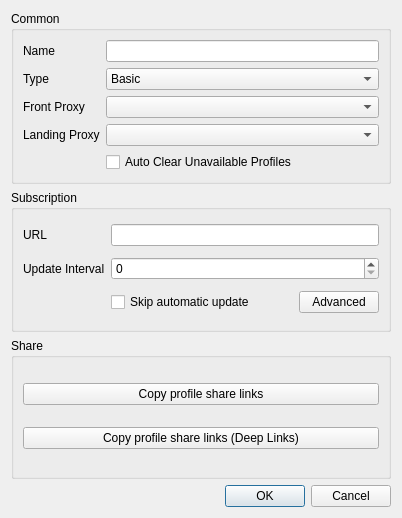
Old version of the form include/ui/group/dialog_edit_group.ui in the repository throneproj/Throne.
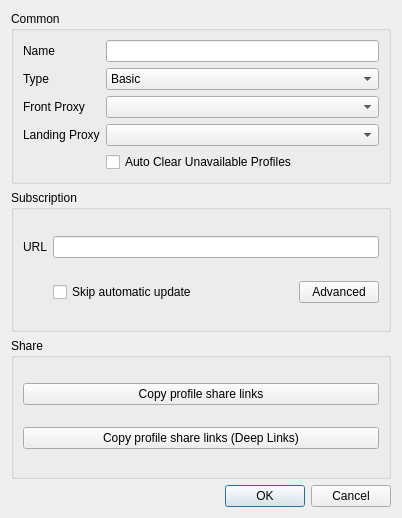
New version of the form. Custom widgets are drawn as their Qt base class.

What changed in the file:
```diff
--- a/include/ui/group/dialog_edit_group.ui
+++ b/include/ui/group/dialog_edit_group.ui
@@ -121,24 +121,7 @@
       <item row="0" column="1">
        <widget class="MyLineEdit" name="url"/>
       </item>
-      <item row="1" column="0">
-       <widget class="QLabel" name="label_update_interval">
-        <property name="text">
-         <string>Update Interval</string>
-        </property>
-       </widget>
-      </item>
       <item row="1" column="1">
-       <widget class="QSpinBox" name="sub_update_interval">
-        <property name="minimum">
-         <number>0</number>
-        </property>
-        <property name="maximum">
-         <number>720</number>
-        </property>
-       </widget>
-      </item>
-      <item row="2" column="1">
        <layout class="QHBoxLayout" name="sub_options_layout">
         <item>
          <widget class="QCheckBox" name="skip_auto_update">
```
Left out of the diff: 1 changed line with no effect on the pictures.
